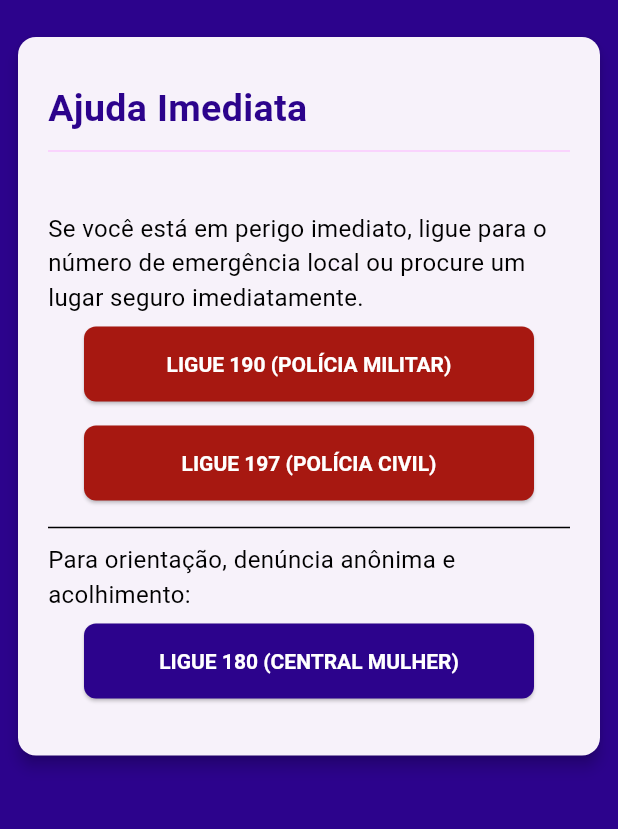
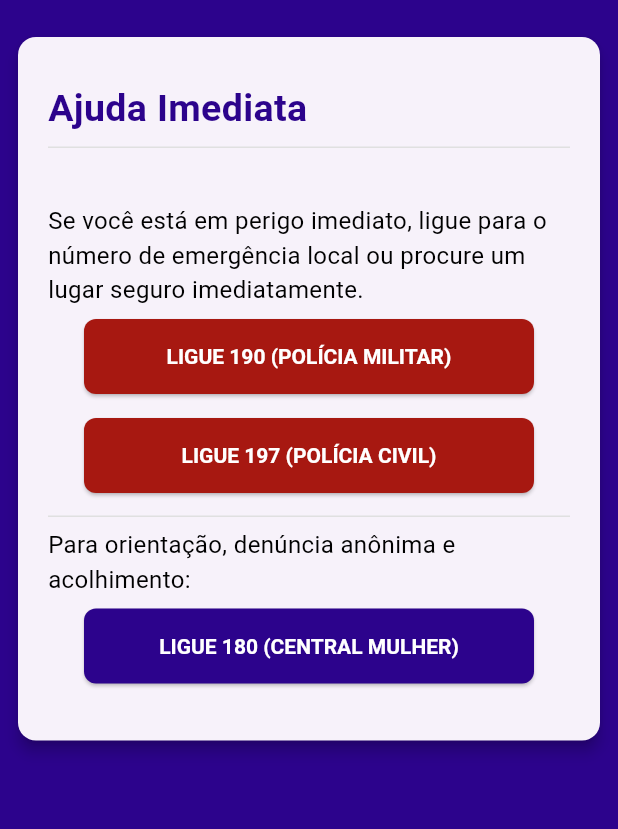
Before and after one commit to semellicodes/segura-app-flutter, a Flutter app: the AjudaImediataScreen screen opened directly, on a phone screen of 412 x 824 dp, the part 68-897 px from its top. Run offline on Flutter 3.47's test engine with Material 3 defaults, Android fonts, the phone set to English and light mode, and no system bars.

```diff
--- a/lib/screens/ajuda_imediata.dart
+++ b/lib/screens/ajuda_imediata.dart
@@ -56,9 +56,9 @@ class AjudaImediataScreen extends StatelessWidget {
                           ),
                         ),
                         Divider(
-                          color: const Color.fromARGB(255, 251, 202, 254),
+                          height: 15,
                           thickness: 1,
-                          height: 20,
+                          color: Colors.grey[300],
                         ),
                         SizedBox(height: 30),
                         Text(
@@ -87,9 +87,9 @@ class AjudaImediataScreen extends StatelessWidget {
                           ),
                         ),
                         Divider(
-                          color: const Color.fromARGB(255, 0, 0, 0),
+                          height: 15,
                           thickness: 1,
-                          height: 20,
+                          color: Colors.grey[300],
                         ),
                         Text(
                           'Para orientação, denúncia anônima e acolhimento:',
--- a/lib/screens/apoio.dart
+++ b/lib/screens/apoio.dart
@@ -49,7 +49,7 @@ class ApoioScreen extends StatelessWidget {
                           ),
                         ),
                         Divider(
-                          color: const Color.fromARGB(255, 243, 208, 249),
+                          color: Colors.grey[300],
                           thickness: 1,
                           height: 20,
                         ),
--- a/lib/widgets/item_apoio.dart
+++ b/lib/widgets/item_apoio.dart
@@ -15,10 +15,12 @@ class ItemApoio extends StatelessWidget {
           titulo,
           style: const TextStyle(fontSize: 18, fontWeight: FontWeight.bold),
         ),
+
         const SizedBox(height: 5),
 
         Text(descricao, style: const TextStyle(fontSize: 16)),
         const SizedBox(height: 10),
+        Divider(height: 15, thickness: 1, color: Colors.grey[300]),
       ],
     );
   }
```
